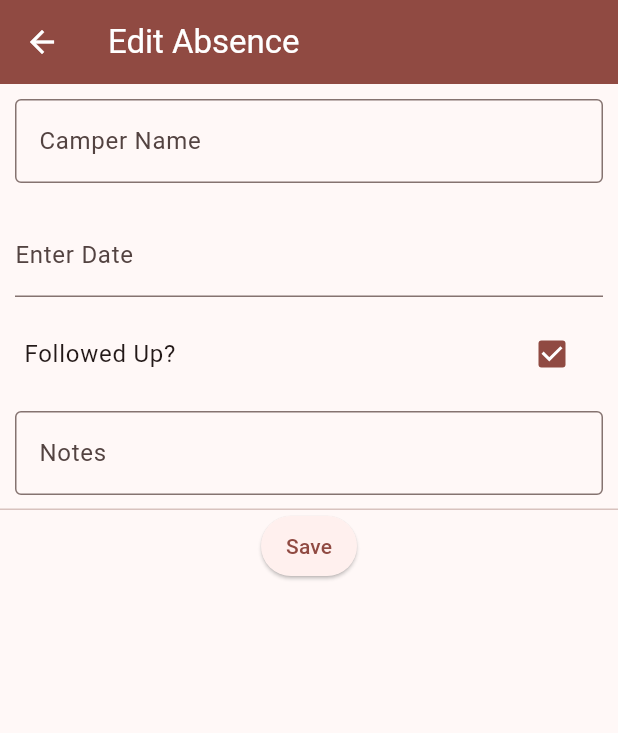
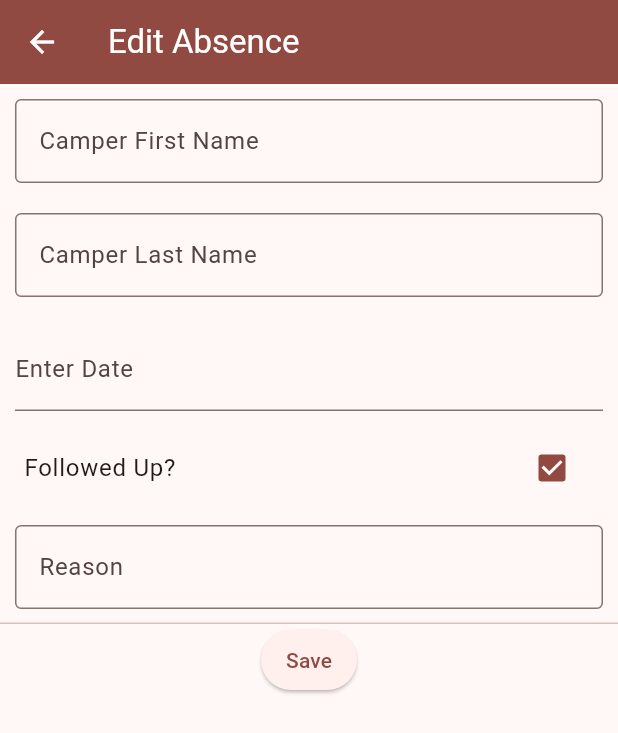
Before and after one commit to StealthHydra179/markham_recreation_app, a Flutter app: the EditAbsence screen opened directly with empty values, after a tap on "Followed Up?", on a phone screen of 412 x 824 dp. Shown: the top 733 px of the screen. Run offline on Flutter 3.47's test engine with Material 3 defaults, Android fonts, the phone set to English and light mode, and no system bars; drawn by our look-alikes of date_field; statements that could not run were skipped.

Commit message:
absence changes

```diff
--- a/frontend/markham_recreation_app/lib/pages/fetch_absences/absence.dart
+++ b/frontend/markham_recreation_app/lib/pages/fetch_absences/absence.dart
@@ -1,8 +1,9 @@
 class Absence {
   final int absentId;
   final int campId;
-  final String camperName;
-  final String date;
+  final String camperFirstName;
+  final String camperLastName;
+  final String absentDate;
   final bool followedUp;
   final String reason;
   final String dateModified;
@@ -11,8 +12,9 @@ class Absence {
   const Absence({
     required this.absentId,
     required this.campId,
-    required this.camperName,
-    required this.date,
+    required this.camperFirstName,
+    required this.camperLastName,
+    required this.absentDate,
     required this.followedUp,
     required this.reason,
     required this.dateModified,
@@ -26,18 +28,20 @@ class Absence {
         // TODO change the JSON object keys server-side to camelCase
         'absent_id': int absentId,
         'camp_id': int campId,
-        'camper_name': String camperName,
-        'date': String date,
+        'camper_first_name': String camperFirstName,
+        'camper_last_name': String camperLastName,
+        'absent_date': String absentDate,
         'followed_up': bool followedUp,
         'reason': String reason,
-        'date_modified': String dateModified,
-        'upd_by': String modifiedBy,
+        'absent_date_modified': String dateModified,
+        'absent_upd_by': String modifiedBy,
       } =>
         Absence(
           absentId: absentId,
           campId: campId,
-          camperName: camperName,
-          date: date,
+          camperFirstName: camperFirstName,
+          camperLastName: camperLastName,
+          absentDate: absentDate,
           followedUp: followedUp,
           reason: reason,
           dateModified: dateModified,
--- a/frontend/markham_recreation_app/lib/pages/fetch_absences/absence_details.dart
+++ b/frontend/markham_recreation_app/lib/pages/fetch_absences/absence_details.dart
@@ -96,10 +96,10 @@ class AbsenceDetails extends StatelessWidget {
       body: Column(
         children: <Widget>[
           ListTile(
-            title: Text('Camper Name: ${absence.camperName}'),
+            title: Text('Camper Name: ${absence.camperFirstName} ${absence.camperLastName}'),
           ),
           ListTile(
-            title: Text('Date: ${dateFormatter(absence.date)}'),
+            title: Text('Date: ${dateFormatter(absence.absentDate)}'),
           ),
           ListTile(
             title: Text('Followed Up: ${absence.followedUp ? 'yes' : 'no'}'),
--- a/frontend/markham_recreation_app/lib/pages/fetch_absences/edit_absence.dart
+++ b/frontend/markham_recreation_app/lib/pages/fetch_absences/edit_absence.dart
@@ -25,17 +25,19 @@ class _EditAbsenceState extends State<EditAbsence> {
   bool followedUp = false;
   DateTime? selectedDate;
 
-  final TextEditingController _nameController = TextEditingController();
+  final TextEditingController _firstNameController = TextEditingController();
+  final TextEditingController _lastNameController = TextEditingController();
   final TextEditingController _notesController = TextEditingController();
 
   // Initialize the text fields with the absence's data
   @override
   void initState() {
     super.initState();
-    _nameController.text = widget.absence.camperName;
+    _firstNameController.text = widget.absence.camperFirstName;
+    _lastNameController.text = widget.absence.camperLastName;
     _notesController.text = widget.absence.reason;
     followedUp = widget.absence.followedUp;
-    selectedDate = DateTime.parse(widget.absence.date);
+    selectedDate = DateTime.parse(widget.absence.absentDate);
   }
 
   @override
@@ -52,10 +54,22 @@ class _EditAbsenceState extends State<EditAbsence> {
             margin: const EdgeInsets.all(10),
             child: SizedBox(
               child: TextField(
-                controller: _nameController,
+                controller: _firstNameController,
                 decoration: const InputDecoration(
                   border: OutlineInputBorder(),
-                  labelText: 'Camper Name',
+                  labelText: 'Camper First Name',
+                ),
+              ),
+            ),
+          ),
+          Container(
+            margin: const EdgeInsets.all(10),
+            child: SizedBox(
+              child: TextField(
+                controller: _lastNameController,
+                decoration: const InputDecoration(
+                  border: OutlineInputBorder(),
+                  labelText: 'Camper Last Name',
                 ),
               ),
             ),
@@ -96,7 +110,7 @@ class _EditAbsenceState extends State<EditAbsence> {
                   controller: _notesController,
                   decoration: const InputDecoration(
                     border: OutlineInputBorder(),
-                    labelText: 'Notes',
+                    labelText: 'Reason',
                   ),
                 ),
               ),
@@ -107,10 +121,20 @@ class _EditAbsenceState extends State<EditAbsence> {
               padding: const EdgeInsets.all(10),
             ),
             onPressed: () {
-              if (_nameController.text.isEmpty) {
+              if (_firstNameController.text.isEmpty) {
                 ScaffoldMessenger.of(context).showSnackBar(
                   const SnackBar(
-                    content: Text('Please enter a name'),
+                    content: Text('Please enter first name'),
+                    duration: Duration(seconds: 3),
+                  ),
+                );
+                return;
+              }
+
+              if (_lastNameController.text.isEmpty) {
+                ScaffoldMessenger.of(context).showSnackBar(
+                  const SnackBar(
+                    content: Text('Please enter last name'),
                     duration: Duration(seconds: 3),
                   ),
                 );
@@ -130,7 +154,7 @@ class _EditAbsenceState extends State<EditAbsence> {
               if (followedUp && _notesController.text.isEmpty) {
                 ScaffoldMessenger.of(context).showSnackBar(
                   const SnackBar(
-                    content: Text('Please enter notes'),
+                    content: Text('Please enter a reason'),
                     duration: Duration(seconds: 3),
                   ),
                 );
@@ -148,11 +172,12 @@ class _EditAbsenceState extends State<EditAbsence> {
                 body: jsonEncode(<String, String>{
                   'absent_id': widget.absence.absentId.toString(),
                   'camp_id': widget.absence.campId.toString(),
-                  'camper_name': _nameController.text,
-                  'date': selectedDate.toString(),
+                  'camper_first_name': _firstNameController.text,
+                  'camper_last_name': _lastNameController.text,
+                  'absent_date': selectedDate.toString(),
                   'followed_up': followedUp.toString(),
                   'reason': _notesController.text,
-                  'date_modified': DateTime.now().toString(),
+                  'absent_date_modified': DateTime.now().toString(),
                 }),
               );
               response.then((http.Response response) {
@@ -169,7 +194,7 @@ class _EditAbsenceState extends State<EditAbsence> {
                     Navigator.pop(context);
                     Navigator.pop(context);
                     //readd the current absence page (refreshing it's contents)
-                    Absence absence = const Absence(absentId: 0, campId: 0, camperName: '', date: '', followedUp: false, reason: '', dateModified: '', modifiedBy: '');
+                    Absence absence = const Absence(absentId: 0, campId: 0, camperFirstName: '', camperLastName: '', absentDate: '', followedUp: false, reason: '', dateModified: '', modifiedBy: '');
                     //find the absence in the list
                     for (int i = 0; i < absences.length; i++) {
                       if (absences[i].absentId == widget.absence.absentId) {
--- a/frontend/markham_recreation_app/lib/pages/fetch_absences/fetch_absences.dart
+++ b/frontend/markham_recreation_app/lib/pages/fetch_absences/fetch_absences.dart
@@ -131,8 +131,8 @@ class _FetchAbsencesState extends State<FetchAbsences> {
                     itemBuilder: (context, index) {
                       // For each absence, display the camper name, date, and a chevron icon
                       return ListTile(
-                        title: Text(snapshot.data![index].camperName),
-                        subtitle: Text(dateFormatter(snapshot.data![index].date)),
+                        title: Text("${snapshot.data![index].camperFirstName} ${snapshot.data![index].camperLastName}"),
+                        subtitle: Text(dateFormatter(snapshot.data![index].absentDate)),
                         trailing: const Icon(Icons.chevron_right),
 
                         // If not followed up change the background color to a light red
--- a/frontend/markham_recreation_app/lib/pages/new_absence.dart
+++ b/frontend/markham_recreation_app/lib/pages/new_absence.dart
@@ -20,7 +20,8 @@ class _NewAbsenceState extends State<NewAbsence> {
   bool followedUp = false;
   DateTime? selectedDate;
 
-  final TextEditingController _nameController = TextEditingController();
+  final TextEditingController _firstNameController = TextEditingController();
+  final TextEditingController _lastNameController = TextEditingController();
   final TextEditingController _notesController = TextEditingController();
 
   @override
@@ -44,10 +45,22 @@ class _NewAbsenceState extends State<NewAbsence> {
             margin: const EdgeInsets.all(10),
             child:  SizedBox(
               child: TextField(
-                controller: _nameController,
+                controller: _firstNameController,
                 decoration: const InputDecoration(
                   border: OutlineInputBorder(),
-                  labelText: 'Camper Name',
+                  labelText: 'Camper First Name',
+                ),
+              ),
+            ),
+          ),
+          Container(
+            margin: const EdgeInsets.all(10),
+            child:  SizedBox(
+              child: TextField(
+                controller: _lastNameController,
+                decoration: const InputDecoration(
+                  border: OutlineInputBorder(),
+                  labelText: 'Camper Last Name',
                 ),
               ),
             ),
@@ -103,10 +116,20 @@ class _NewAbsenceState extends State<NewAbsence> {
             ),
             onPressed: () {
               // TODO input validation
-              if (_nameController.text.isEmpty) {
+              if (_firstNameController.text.isEmpty) {
                 ScaffoldMessenger.of(context).showSnackBar(
                   const SnackBar(
-                    content: Text('Please enter a name'),
+                    content: Text('Please enter first name'),
+                    duration: Duration(seconds: 3),
+                  ),
+                );
+                return;
+              }
+
+              if (_lastNameController.text.isEmpty) {
+                ScaffoldMessenger.of(context).showSnackBar(
+                  const SnackBar(
+                    content: Text('Please enter last name'),
                     duration: Duration(seconds: 3),
                   ),
                 );
@@ -126,7 +149,7 @@ class _NewAbsenceState extends State<NewAbsence> {
               if (followedUp && _notesController.text.isEmpty) {
                 ScaffoldMessenger.of(context).showSnackBar(
                   const SnackBar(
-                    content: Text('Please enter notes'),
+                    content: Text('Please enter a reason'),
                     duration: Duration(seconds: 3),
                   ),
                 );
@@ -140,7 +163,8 @@ class _NewAbsenceState extends State<NewAbsence> {
                   'Content-Type': 'application/json; charset=UTF-8',
                 },
                 body: jsonEncode(<String, String>{
-                  'name': _nameController.text,
+                  'name': _firstNameController.text,
+                  'name': _lastNameController.text,
                   'date': selectedDate.toString(),
                   'followedUp': followedUp.toString(),
                   'notes': _notesController.text,
```
